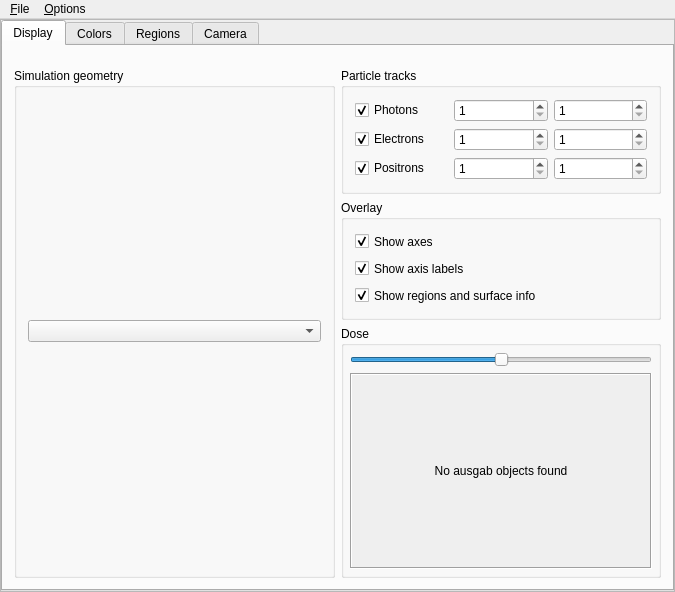
This is HEN_HOUSE/egs++/view/viewcontrol.ui in nrc-cnrc/EGSnrc as Qt 5 draws it before an edit. The edited form follows.
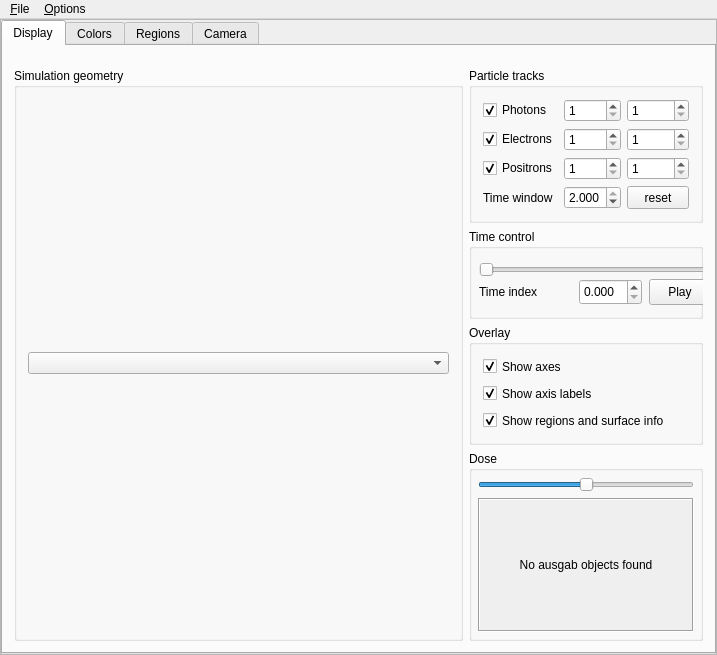
This is the edited form.

Commit message: Add dynamic geometry that moves during simulation

Diff of the .ui file:
```diff
--- a/HEN_HOUSE/egs++/view/viewcontrol.ui
+++ b/HEN_HOUSE/egs++/view/viewcontrol.ui
@@ -38,8 +38,8 @@
    <rect>
     <x>0</x>
     <y>0</y>
-    <width>675</width>
-    <height>592</height>
+    <width>717</width>
+    <height>655</height>
    </rect>
   </property>
   <property name="sizePolicy">
@@ -92,8 +92,8 @@
           <rect>
            <x>0</x>
            <y>0</y>
-           <width>671</width>
-           <height>563</height>
+           <width>713</width>
+           <height>626</height>
           </rect>
          </property>
          <property name="sizePolicy">
@@ -132,7 +132,7 @@
              </attribute>
              <layout class="QVBoxLayout" name="verticalLayout_7" stretch="1">
               <item>
-               <layout class="QHBoxLayout" name="horizontalLayout_3" stretch="1,1">
+               <layout class="QHBoxLayout" name="horizontalLayout_3" stretch="1,0">
                 <property name="sizeConstraint">
                  <enum>QLayout::SetDefaultConstraint</enum>
                 </property>
@@ -210,36 +210,6 @@
                      <string>Particle tracks</string>
                     </property>
                     <layout class="QGridLayout">
-                     <item row="0" column="2">
-                      <widget class="QSpinBox" name="spin_tmaxp">
-                       <property name="minimum">
-                        <number>1</number>
-                       </property>
-                       <property name="value">
-                        <number>1</number>
-                       </property>
-                      </widget>
-                     </item>
-                     <item row="2" column="0">
-                      <widget class="QCheckBox" name="showPositronsCheckbox">
-                       <property name="text">
-                        <string>Positrons</string>
-                       </property>
-                       <property name="checked">
-                        <bool>true</bool>
-                       </property>
-                      </widget>
-                     </item>
-                     <item row="0" column="0">
-                      <widget class="QCheckBox" name="showPhotonsCheckbox">
-                       <property name="text">
-                        <string>Photons</string>
-                       </property>
-                       <property name="checked">
-                        <bool>true</bool>
-                       </property>
-                      </widget>
-                     </item>
                      <item row="1" column="0">
                       <widget class="QCheckBox" name="showElectronsCheckbox">
                        <property name="text">
@@ -250,23 +220,13 @@
                        </property>
                       </widget>
                      </item>
-                     <item row="0" column="1">
-                      <widget class="QSpinBox" name="spin_tminp">
-                       <property name="minimum">
-                        <number>1</number>
+                     <item row="2" column="0">
+                      <widget class="QCheckBox" name="showPositronsCheckbox">
+                       <property name="text">
+                        <string>Positrons</string>
                        </property>
-                       <property name="value">
-                        <number>1</number>
-                       </property>
-                      </widget>
-                     </item>
-                     <item row="1" column="1">
-                      <widget class="QSpinBox" name="spin_tmine">
-                       <property name="minimum">
-                        <number>1</number>
-                       </property>
-                       <property name="value">
-                        <number>1</number>
+                       <property name="checked">
+                        <bool>true</bool>
                        </property>
                       </widget>
                      </item>
@@ -282,6 +242,48 @@
                      </item>
                      <item row="2" column="1">
                       <widget class="QSpinBox" name="spin_tminpo">
+                       <property name="sizePolicy">
+                        <sizepolicy hsizetype="Minimum" vsizetype="Fixed">
+                         <horstretch>0</horstretch>
+                         <verstretch>0</verstretch>
+                        </sizepolicy>
+                       </property>
+                       <property name="minimum">
+                        <number>1</number>
+                       </property>
+                       <property name="value">
+                        <number>1</number>
+                       </property>
+                      </widget>
+                     </item>
+                     <item row="0" column="0">
+                      <widget class="QCheckBox" name="showPhotonsCheckbox">
+                       <property name="text">
+                        <string>Photons</string>
+                       </property>
+                       <property name="checked">
+                        <bool>true</bool>
+                       </property>
+                      </widget>
+                     </item>
+                     <item row="0" column="2">
+                      <widget class="QSpinBox" name="spin_tmaxp">
+                       <property name="minimum">
+                        <number>1</number>
+                       </property>
+                       <property name="value">
+                        <number>1</number>
+                       </property>
+                      </widget>
+                     </item>
+                     <item row="0" column="1">
+                      <widget class="QSpinBox" name="spin_tminp">
+                       <property name="sizePolicy">
+                        <sizepolicy hsizetype="Minimum" vsizetype="Fixed">
+                         <horstretch>0</horstretch>
+                         <verstretch>0</verstretch>
+                        </sizepolicy>
+                       </property>
                        <property name="minimum">
                         <number>1</number>
                        </property>
@@ -300,9 +302,171 @@
                        </property>
                       </widget>
                      </item>
+                     <item row="1" column="1">
+                      <widget class="QSpinBox" name="spin_tmine">
+                       <property name="sizePolicy">
+                        <sizepolicy hsizetype="Minimum" vsizetype="Fixed">
+                         <horstretch>0</horstretch>
+                         <verstretch>0</verstretch>
+                        </sizepolicy>
+                       </property>
+                       <property name="minimum">
+                        <number>1</number>
+                       </property>
+                       <property name="value">
+                        <number>1</number>
+                       </property>
+                      </widget>
+                     </item>
+                     <item row="3" column="0">
+                      <widget class="QLabel" name="label_timewindow">
+                       <property name="text">
+                        <string>Time window</string>
+                       </property>
+                      </widget>
+                     </item>
+                     <item row="3" column="1">
+                      <widget class="QDoubleSpinBox" name="spin_timewindow">
+                       <property name="decimals">
+                        <number>3</number>
+                       </property>
+                       <property name="maximum">
+                        <double>2.000000000000000</double>
+                       </property>
+                       <property name="singleStep">
+                        <double>0.001000000000000</double>
+                       </property>
+                       <property name="value">
+                        <double>2.000000000000000</double>
+                       </property>
+                      </widget>
+                     </item>
+                     <item row="3" column="2">
+                      <widget class="QPushButton" name="button_timereset">
+                       <property name="maximumSize">
+                        <size>
+                         <width>62</width>
+                         <height>29</height>
+                        </size>
+                       </property>
+                       <property name="text">
+                        <string>reset</string>
+                       </property>
+                      </widget>
+                     </item>
                     </layout>
                    </widget>
                   </item>
+                  <item>
+                   <layout class="QVBoxLayout" name="verticalLayout_17"/>
+                  </item>
+                  <item>
+                   <widget class="QGroupBox" name="groupBox_time">
+                    <property name="sizePolicy">
+                     <sizepolicy hsizetype="Preferred" vsizetype="Minimum">
+                      <horstretch>0</horstretch>
+                      <verstretch>0</verstretch>
+                     </sizepolicy>
+                    </property>
+                    <property name="minimumSize">
+                     <size>
+                      <width>0</width>
+                      <height>90</height>
+                     </size>
+                    </property>
+                    <property name="title">
+                     <string>Time control</string>
+                    </property>
+                    <widget class="QSlider" name="slider_timeindex">
+                     <property name="geometry">
+                      <rect>
+                       <x>10</x>
+                       <y>30</y>
+                       <width>231</width>
+                       <height>21</height>
+                      </rect>
+                     </property>
+                     <property name="sizePolicy">
+                      <sizepolicy hsizetype="MinimumExpanding" vsizetype="Preferred">
+                       <horstretch>0</horstretch>
+                       <verstretch>0</verstretch>
+                      </sizepolicy>
+                     </property>
+                     <property name="maximum">
+                      <number>999</number>
+                     </property>
+                     <property name="singleStep">
+                      <number>1</number>
+                     </property>
+                     <property name="orientation">
+                      <enum>Qt::Horizontal</enum>
+                     </property>
+                    </widget>
+                    <widget class="QPushButton" name="button_timeplay">
+                     <property name="geometry">
+                      <rect>
+                       <x>180</x>
+                       <y>50</y>
+                       <width>62</width>
+                       <height>26</height>
+                      </rect>
+                     </property>
+                     <property name="minimumSize">
+                      <size>
+                       <width>62</width>
+                       <height>26</height>
+                      </size>
+                     </property>
+                     <property name="maximumSize">
+                      <size>
+                       <width>62</width>
+                       <height>26</height>
+                      </size>
+                     </property>
+                     <property name="text">
+                      <string>Play</string>
+                     </property>
+                    </widget>
+                    <widget class="QDoubleSpinBox" name="spin_timeindex">
+                     <property name="geometry">
+                      <rect>
+                       <x>110</x>
+                       <y>50</y>
+                       <width>63</width>
+                       <height>26</height>
+                      </rect>
+                     </property>
+                     <property name="accelerated">
+                      <bool>true</bool>
+                     </property>
+                     <property name="decimals">
+                      <number>3</number>
+                     </property>
+                     <property name="maximum">
+                      <double>0.999000000000000</double>
+                     </property>
+                     <property name="singleStep">
+                      <double>0.001000000000000</double>
+                     </property>
+                     <property name="value">
+                      <double>0.000000000000000</double>
+                     </property>
+                    </widget>
+                    <widget class="QLabel" name="label_timeindex">
+                     <property name="geometry">
+                      <rect>
+                       <x>10</x>
+                       <y>50</y>
+                       <width>91</width>
+                       <height>26</height>
+                      </rect>
+                     </property>
+                     <property name="text">
+                      <string>Time index</string>
+                     </property>
+                    </widget>
+                   </widget>
+                  </item>
                   <item>
                    <widget class="QGroupBox" name="groupBox15">
                     <property name="sizePolicy">
@@ -433,6 +597,14 @@
                           <bool>true</bool>
                          </property>
                          <widget class="QWidget" name="scrollAreaWidgetContents">
+                          <property name="geometry">
+                           <rect>
+                            <x>0</x>
+                            <y>0</y>
+                            <width>232</width>
+                            <height>68</height>
+                           </rect>
+                          </property>
                           <layout class="QVBoxLayout" name="verticalLayout_16">
                            <item>
                             <layout class="QVBoxLayout" name="verticalLayout_dose">
@@ -1674,7 +1846,7 @@
     <rect>
      <x>0</x>
      <y>0</y>
-     <width>675</width>
+     <width>717</width>
      <height>25</height>
     </rect>
    </property>
```
Left out of the diff: 81 changed lines with no effect on the pictures. The commit also changes 53 other files.
